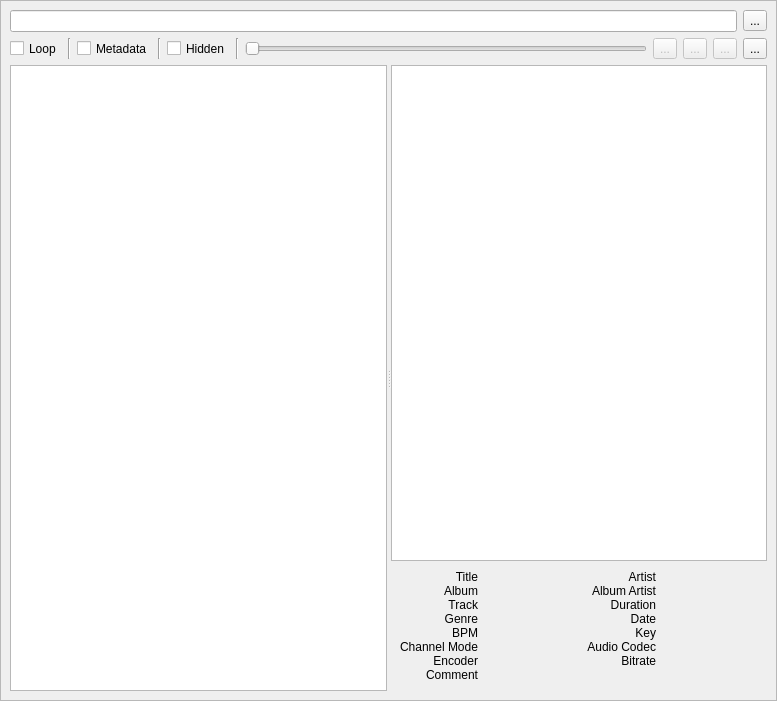
Qt form ui/main_win.ui (mimbert/soundbrowser) before a commit.
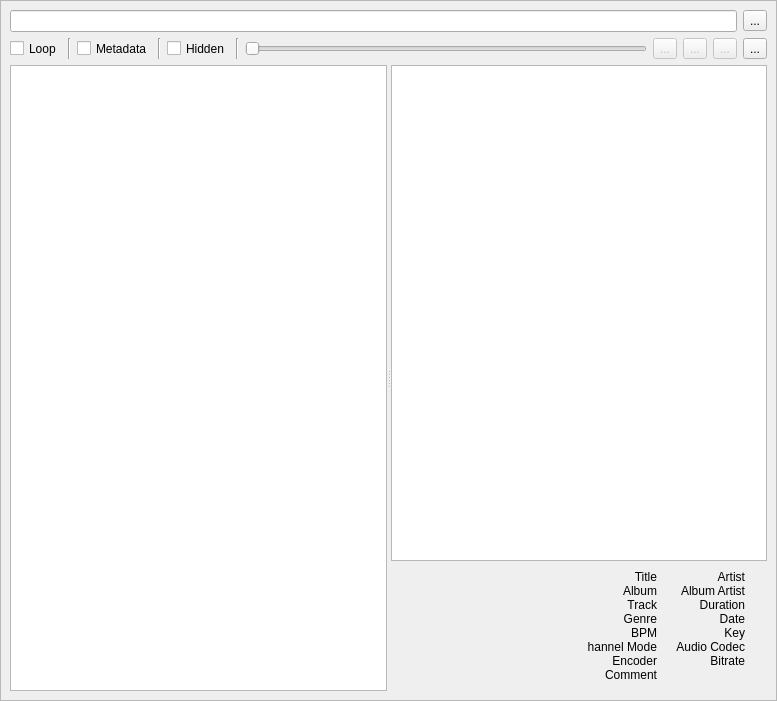
The same form after that commit. Icons and pictures are not drawn.

Commit message: handle image metadata

Patch:
```diff
--- a/ui/main_win.ui
+++ b/ui/main_win.ui
@@ -112,7 +112,43 @@
            <property name="spacing">
             <number>0</number>
            </property>
-           <item row="1" column="0">
+           <item row="2" column="0">
+            <layout class="QVBoxLayout" name="verticalLayout">
+             <property name="spacing">
+              <number>0</number>
+             </property>
+             <item>
+              <widget class="QTableView" name="tableView">
+               <property name="sizePolicy">
+                <sizepolicy hsizetype="Preferred" vsizetype="Expanding">
+                 <horstretch>0</horstretch>
+                 <verstretch>0</verstretch>
+                </sizepolicy>
+               </property>
+              </widget>
+             </item>
+             <item>
+              <layout class="QHBoxLayout" name="horizontalLayout_2">
+               <property name="spacing">
+                <number>0</number>
+               </property>
+               <item>
+                <widget class="QLabel" name="image">
+                 <property name="enabled">
+                  <bool>true</bool>
+                 </property>
+                 <property name="sizePolicy">
+                  <sizepolicy hsizetype="Preferred" vsizetype="Preferred">
+                   <horstretch>0</horstretch>
+                   <verstretch>0</verstretch>
+                  </sizepolicy>
+                 </property>
+                 <property name="text">
+                  <string/>
+                 </property>
+                </widget>
+               </item>
+               <item>
             <widget class="QWidget" name="metadata" native="true">
              <property name="sizePolicy">
               <sizepolicy hsizetype="Ignored" vsizetype="Preferred">
@@ -120,7 +156,7 @@
                <verstretch>0</verstretch>
               </sizepolicy>
              </property>
-             <layout class="QGridLayout" name="gridLayout_5" columnstretch="0,1,0,1">
+                 <layout class="QGridLayout" name="gridLayout_5" columnstretch="0,0,0,0">
               <property name="leftMargin">
                <number>9</number>
               </property>
@@ -130,8 +166,8 @@
               <property name="verticalSpacing">
                <number>0</number>
               </property>
-              <item row="3" column="3">
-               <widget class="QLabel" name="date">
+                  <item row="4" column="1">
+                   <widget class="QLabel" name="genre">
                 <property name="autoFillBackground">
                  <bool>false</bool>
                 </property>
@@ -149,27 +185,26 @@
                 </property>
                </widget>
               </item>
-              <item row="4" column="2">
-               <widget class="QLabel" name="key_label">
+                  <item row="5" column="3">
+                   <widget class="QLabel" name="key">
+                    <property name="autoFillBackground">
+                     <bool>false</bool>
+                    </property>
                 <property name="text">
-                 <string>Key</string>
-                </property>
-                <property name="alignment">
-                 <set>Qt::AlignRight|Qt::AlignTrailing|Qt::AlignVCenter</set>
-                </property>
-               </widget>
-              </item>
-              <item row="2" column="0">
-               <widget class="QLabel" name="track_label">
-                <property name="text">
-                 <string>Track</string>
-                </property>
-                <property name="alignment">
-                 <set>Qt::AlignRight|Qt::AlignTrailing|Qt::AlignVCenter</set>
+                     <string/>
+                    </property>
+                    <property name="textFormat">
+                     <enum>Qt::PlainText</enum>
+                    </property>
+                    <property name="wordWrap">
+                     <bool>false</bool>
+                    </property>
+                    <property name="textInteractionFlags">
+                     <set>Qt::LinksAccessibleByMouse|Qt::TextSelectableByKeyboard|Qt::TextSelectableByMouse</set>
                 </property>
                </widget>
               </item>
-              <item row="6" column="0">
+                  <item row="7" column="0">
                <widget class="QLabel" name="encoder_label">
                 <property name="text">
                  <string>Encoder</string>
@@ -179,122 +214,7 @@
                 </property>
                </widget>
               </item>
-              <item row="7" column="0">
-               <widget class="QLabel" name="comment_label">
-                <property name="text">
-                 <string>Comment</string>
-                </property>
-                <property name="alignment">
-                 <set>Qt::AlignRight|Qt::AlignTrailing|Qt::AlignVCenter</set>
-                </property>
-               </widget>
-              </item>
-              <item row="2" column="1">
-               <widget class="QLabel" name="track">
-                <property name="autoFillBackground">
-                 <bool>false</bool>
-                </property>
-                <property name="text">
-                 <string/>
-                </property>
-                <property name="textFormat">
-                 <enum>Qt::PlainText</enum>
-                </property>
-                <property name="wordWrap">
-                 <bool>false</bool>
-                </property>
-                <property name="textInteractionFlags">
-                 <set>Qt::LinksAccessibleByMouse|Qt::TextSelectableByKeyboard|Qt::TextSelectableByMouse</set>
-                </property>
-               </widget>
-              </item>
-              <item row="2" column="2">
-               <widget class="QLabel" name="duration_label">
-                <property name="text">
-                 <string>Duration</string>
-                </property>
-                <property name="alignment">
-                 <set>Qt::AlignRight|Qt::AlignTrailing|Qt::AlignVCenter</set>
-                </property>
-               </widget>
-              </item>
-              <item row="0" column="3">
-               <widget class="QLabel" name="artist">
-                <property name="autoFillBackground">
-                 <bool>false</bool>
-                </property>
-                <property name="text">
-                 <string/>
-                </property>
-                <property name="textFormat">
-                 <enum>Qt::PlainText</enum>
-                </property>
-                <property name="wordWrap">
-                 <bool>false</bool>
-                </property>
-                <property name="textInteractionFlags">
-                 <set>Qt::LinksAccessibleByMouse|Qt::TextSelectableByKeyboard|Qt::TextSelectableByMouse</set>
-                </property>
-               </widget>
-              </item>
-              <item row="3" column="1">
-               <widget class="QLabel" name="genre">
-                <property name="autoFillBackground">
-                 <bool>false</bool>
-                </property>
-                <property name="text">
-                 <string/>
-                </property>
-                <property name="textFormat">
-                 <enum>Qt::PlainText</enum>
-                </property>
-                <property name="wordWrap">
-                 <bool>false</bool>
-                </property>
-                <property name="textInteractionFlags">
-                 <set>Qt::LinksAccessibleByMouse|Qt::TextSelectableByKeyboard|Qt::TextSelectableByMouse</set>
-                </property>
-               </widget>
-              </item>
-              <item row="1" column="3">
-               <widget class="QLabel" name="album_artist">
-                <property name="autoFillBackground">
-                 <bool>false</bool>
-                </property>
-                <property name="text">
-                 <string/>
-                </property>
-                <property name="textFormat">
-                 <enum>Qt::PlainText</enum>
-                </property>
-                <property name="wordWrap">
-                 <bool>false</bool>
-                </property>
-                <property name="textInteractionFlags">
-                 <set>Qt::LinksAccessibleByMouse|Qt::TextSelectableByKeyboard|Qt::TextSelectableByMouse</set>
-                </property>
-               </widget>
-              </item>
-              <item row="1" column="1">
-               <widget class="QLabel" name="album">
-                <property name="autoFillBackground">
-                 <bool>false</bool>
-                </property>
-                <property name="text">
-                 <string/>
-                </property>
-                <property name="textFormat">
-                 <enum>Qt::PlainText</enum>
-                </property>
-                <property name="wordWrap">
-                 <bool>false</bool>
-                </property>
-                <property name="textInteractionFlags">
-                 <set>Qt::LinksAccessibleByMouse|Qt::TextSelectableByKeyboard|Qt::TextSelectableByMouse</set>
-                </property>
-               </widget>
-              </item>
-              <item row="6" column="1">
+                  <item row="7" column="1">
                <widget class="QLabel" name="encoder">
                 <property name="autoFillBackground">
                  <bool>false</bool>
@@ -313,7 +233,26 @@
                 </property>
                </widget>
               </item>
-              <item row="4" column="0">
+                  <item row="3" column="1">
+                   <widget class="QLabel" name="track">
+                    <property name="autoFillBackground">
+                     <bool>false</bool>
+                    </property>
+                    <property name="text">
+                     <string/>
+                    </property>
+                    <property name="textFormat">
+                     <enum>Qt::PlainText</enum>
+                    </property>
+                    <property name="wordWrap">
+                     <bool>false</bool>
+                    </property>
+                    <property name="textInteractionFlags">
+                     <set>Qt::LinksAccessibleByMouse|Qt::TextSelectableByKeyboard|Qt::TextSelectableByMouse</set>
+                    </property>
+                   </widget>
+                  </item>
+                  <item row="5" column="0">
                <widget class="QLabel" name="bpm_label">
                 <property name="text">
                  <string>BPM</string>
@@ -323,103 +262,7 @@
                 </property>
                </widget>
               </item>
-              <item row="4" column="1">
-               <widget class="QLabel" name="bpm">
-                <property name="autoFillBackground">
-                 <bool>false</bool>
-                </property>
-                <property name="text">
-                 <string/>
-                </property>
-                <property name="textFormat">
-                 <enum>Qt::PlainText</enum>
-                </property>
-                <property name="wordWrap">
-                 <bool>false</bool>
-                </property>
-                <property name="textInteractionFlags">
-                 <set>Qt::LinksAccessibleByMouse|Qt::TextSelectableByKeyboard|Qt::TextSelectableByMouse</set>
-                </property>
-               </widget>
-              </item>
-              <item row="5" column="3">
-               <widget class="QLabel" name="audio_codec">
-                <property name="autoFillBackground">
-                 <bool>false</bool>
-                </property>
-                <property name="text">
-                 <string/>
-                </property>
-                <property name="textFormat">
-                 <enum>Qt::PlainText</enum>
-                </property>
-                <property name="wordWrap">
-                 <bool>false</bool>
-                </property>
-                <property name="textInteractionFlags">
-                 <set>Qt::LinksAccessibleByMouse|Qt::TextSelectableByKeyboard|Qt::TextSelectableByMouse</set>
-                </property>
-               </widget>
-              </item>
-              <item row="1" column="2">
-               <widget class="QLabel" name="album_artist_label">
-                <property name="text">
-                 <string>Album Artist</string>
-                </property>
-                <property name="alignment">
-                 <set>Qt::AlignRight|Qt::AlignTrailing|Qt::AlignVCenter</set>
-                </property>
-               </widget>
-              </item>
-              <item row="6" column="3">
-               <widget class="QLabel" name="bitrate">
-                <property name="autoFillBackground">
-                 <bool>false</bool>
-                </property>
-                <property name="text">
-                 <string/>
-                </property>
-                <property name="textFormat">
-                 <enum>Qt::PlainText</enum>
-                </property>
-                <property name="wordWrap">
-                 <bool>false</bool>
-                </property>
-                <property name="textInteractionFlags">
-                 <set>Qt::LinksAccessibleByMouse|Qt::TextSelectableByKeyboard|Qt::TextSelectableByMouse</set>
-                </property>
-               </widget>
-              </item>
-              <item row="0" column="0">
-               <widget class="QLabel" name="title_label">
-                <property name="text">
-                 <string>Title</string>
-                </property>
-                <property name="alignment">
-                 <set>Qt::AlignRight|Qt::AlignTrailing|Qt::AlignVCenter</set>
-                </property>
-               </widget>
-              </item>
-              <item row="4" column="3">
-               <widget class="QLabel" name="key">
-                <property name="autoFillBackground">
-                 <bool>false</bool>
-                </property>
-                <property name="text">
-                 <string/>
-                </property>
-                <property name="textFormat">
-                 <enum>Qt::PlainText</enum>
-                </property>
-                <property name="wordWrap">
-                 <bool>false</bool>
-                </property>
-                <property name="textInteractionFlags">
-                 <set>Qt::LinksAccessibleByMouse|Qt::TextSelectableByKeyboard|Qt::TextSelectableByMouse</set>
-                </property>
-               </widget>
-              </item>
-              <item row="6" column="2">
+                  <item row="7" column="2">
                <widget class="QLabel" name="bitrate_label">
                 <property name="text">
                  <string>Bitrate</string>
@@ -429,7 +272,37 @@
                 </property>
                </widget>
               </item>
+                  <item row="8" column="0">
+                   <widget class="QLabel" name="comment_label">
+                    <property name="text">
+                     <string>Comment</string>
+                    </property>
+                    <property name="alignment">
+                     <set>Qt::AlignRight|Qt::AlignTrailing|Qt::AlignVCenter</set>
+                    </property>
+                   </widget>
+                  </item>
+                  <item row="6" column="0">
+                   <widget class="QLabel" name="channel_mode_label">
+                    <property name="text">
+                     <string>Channel Mode</string>
+                    </property>
+                    <property name="alignment">
+                     <set>Qt::AlignRight|Qt::AlignTrailing|Qt::AlignVCenter</set>
+                    </property>
+                   </widget>
+                  </item>
               <item row="3" column="0">
+                   <widget class="QLabel" name="track_label">
+                    <property name="text">
+                     <string>Track</string>
+                    </property>
+                    <property name="alignment">
+                     <set>Qt::AlignRight|Qt::AlignTrailing|Qt::AlignVCenter</set>
+                    </property>
+                   </widget>
+                  </item>
+                  <item row="4" column="0">
                <widget class="QLabel" name="genre_label">
                 <property name="text">
                  <string>Genre</string>
@@ -439,7 +312,109 @@
                 </property>
                </widget>
               </item>
+                  <item row="2" column="1">
+                   <widget class="QLabel" name="album">
+                    <property name="autoFillBackground">
+                     <bool>false</bool>
+                    </property>
+                    <property name="text">
+                     <string/>
+                    </property>
+                    <property name="textFormat">
+                     <enum>Qt::PlainText</enum>
+                    </property>
+                    <property name="wordWrap">
+                     <bool>false</bool>
+                    </property>
+                    <property name="textInteractionFlags">
+                     <set>Qt::LinksAccessibleByMouse|Qt::TextSelectableByKeyboard|Qt::TextSelectableByMouse</set>
+                    </property>
+                   </widget>
+                  </item>
               <item row="1" column="0">
+                   <widget class="QLabel" name="title_label">
+                    <property name="text">
+                     <string>Title</string>
+                    </property>
+                    <property name="alignment">
+                     <set>Qt::AlignRight|Qt::AlignTrailing|Qt::AlignVCenter</set>
+                    </property>
+                   </widget>
+                  </item>
+                  <item row="6" column="3">
+                   <widget class="QLabel" name="audio_codec">
+                    <property name="autoFillBackground">
+                     <bool>false</bool>
+                    </property>
+                    <property name="text">
+                     <string/>
+                    </property>
+                    <property name="textFormat">
+                     <enum>Qt::PlainText</enum>
+                    </property>
+                    <property name="wordWrap">
+                     <bool>false</bool>
+                    </property>
+                    <property name="textInteractionFlags">
+                     <set>Qt::LinksAccessibleByMouse|Qt::TextSelectableByKeyboard|Qt::TextSelectableByMouse</set>
+                    </property>
+                   </widget>
+                  </item>
+                  <item row="8" column="1" colspan="3">
+                   <widget class="QLabel" name="comment">
+                    <property name="text">
+                     <string/>
+                    </property>
+                    <property name="textFormat">
+                     <enum>Qt::PlainText</enum>
+                    </property>
+                    <property name="wordWrap">
+                     <bool>false</bool>
+                    </property>
+                    <property name="textInteractionFlags">
+                     <set>Qt::LinksAccessibleByMouse|Qt::TextSelectableByKeyboard|Qt::TextSelectableByMouse</set>
+                    </property>
+                   </widget>
+                  </item>
+                  <item row="6" column="1">
+                   <widget class="QLabel" name="channel_mode">
+                    <property name="autoFillBackground">
+                     <bool>false</bool>
+                    </property>
+                    <property name="text">
+                     <string/>
+                    </property>
+                    <property name="textFormat">
+                     <enum>Qt::PlainText</enum>
+                    </property>
+                    <property name="wordWrap">
+                     <bool>false</bool>
+                    </property>
+                    <property name="textInteractionFlags">
+                     <set>Qt::LinksAccessibleByMouse|Qt::TextSelectableByKeyboard|Qt::TextSelectableByMouse</set>
+                    </property>
+                   </widget>
+                  </item>
+                  <item row="7" column="3">
+                   <widget class="QLabel" name="bitrate">
+                    <property name="autoFillBackground">
+                     <bool>false</bool>
+                    </property>
+                    <property name="text">
+                     <string/>
+                    </property>
+                    <property name="textFormat">
+                     <enum>Qt::PlainText</enum>
+                    </property>
+                    <property name="wordWrap">
+                     <bool>false</bool>
+                    </property>
+                    <property name="textInteractionFlags">
+                     <set>Qt::LinksAccessibleByMouse|Qt::TextSelectableByKeyboard|Qt::TextSelectableByMouse</set>
+                    </property>
+                   </widget>
+                  </item>
+                  <item row="2" column="0">
                <widget class="QLabel" name="album_label">
                 <property name="lineWidth">
                  <number>0</number>
@@ -452,10 +427,20 @@
                 </property>
                </widget>
               </item>
-              <item row="5" column="0">
-               <widget class="QLabel" name="channel_mode_label">
+                  <item row="2" column="2">
+                   <widget class="QLabel" name="album_artist_label">
                 <property name="text">
-                 <string>Channel Mode</string>
+                     <string>Album Artist</string>
+                    </property>
+                    <property name="alignment">
+                     <set>Qt::AlignRight|Qt::AlignTrailing|Qt::AlignVCenter</set>
+                    </property>
+                   </widget>
+                  </item>
+                  <item row="6" column="2">
+                   <widget class="QLabel" name="audio_codec_label">
+                    <property name="text">
+                     <string>Audio Codec</string>
                 </property>
                 <property name="alignment">
                  <set>Qt::AlignRight|Qt::AlignTrailing|Qt::AlignVCenter</set>
@@ -463,6 +448,64 @@
                </widget>
               </item>
               <item row="3" column="2">
+                   <widget class="QLabel" name="duration_label">
+                    <property name="text">
+                     <string>Duration</string>
+                    </property>
+                    <property name="alignment">
+                     <set>Qt::AlignRight|Qt::AlignTrailing|Qt::AlignVCenter</set>
+                    </property>
+                   </widget>
+                  </item>
+                  <item row="5" column="1">
+                   <widget class="QLabel" name="bpm">
+                    <property name="autoFillBackground">
+                     <bool>false</bool>
+                    </property>
+                    <property name="text">
+                     <string/>
+                    </property>
+                    <property name="textFormat">
+                     <enum>Qt::PlainText</enum>
+                    </property>
+                    <property name="wordWrap">
+                     <bool>false</bool>
+                    </property>
+                    <property name="textInteractionFlags">
+                     <set>Qt::LinksAccessibleByMouse|Qt::TextSelectableByKeyboard|Qt::TextSelectableByMouse</set>
+                    </property>
+                   </widget>
+                  </item>
+                  <item row="2" column="3">
+                   <widget class="QLabel" name="album_artist">
+                    <property name="autoFillBackground">
+                     <bool>false</bool>
+                    </property>
+                    <property name="text">
+                     <string/>
+                    </property>
+                    <property name="textFormat">
+                     <enum>Qt::PlainText</enum>
+                    </property>
+                    <property name="wordWrap">
+                     <bool>false</bool>
+                    </property>
+                    <property name="textInteractionFlags">
+                     <set>Qt::LinksAccessibleByMouse|Qt::TextSelectableByKeyboard|Qt::TextSelectableByMouse</set>
+                    </property>
+                   </widget>
+                  </item>
+                  <item row="5" column="2">
+                   <widget class="QLabel" name="key_label">
+                    <property name="text">
+                     <string>Key</string>
+                    </property>
+                    <property name="alignment">
+                     <set>Qt::AlignRight|Qt::AlignTrailing|Qt::AlignVCenter</set>
+                    </property>
+                   </widget>
+                  </item>
+                  <item row="4" column="2">
                <widget class="QLabel" name="date_label">
                 <property name="text">
                  <string>Date</string>
@@ -472,27 +515,7 @@
                 </property>
                </widget>
               </item>
-              <item row="0" column="2">
-               <widget class="QLabel" name="artist_label">
-                <property name="text">
-                 <string>Artist</string>
-                </property>
-                <property name="alignment">
-                 <set>Qt::AlignRight|Qt::AlignTrailing|Qt::AlignVCenter</set>
-                </property>
-               </widget>
-              </item>
-              <item row="5" column="2">
-               <widget class="QLabel" name="audio_codec_label">
-                <property name="text">
-                 <string>Audio Codec</string>
-                </property>
-                <property name="alignment">
-                 <set>Qt::AlignRight|Qt::AlignTrailing|Qt::AlignVCenter</set>
-                </property>
-               </widget>
-              </item>
-              <item row="0" column="1">
+                  <item row="1" column="1">
                <widget class="QLabel" name="title">
                 <property name="sizePolicy">
                  <sizepolicy hsizetype="Preferred" vsizetype="Preferred">
@@ -520,8 +543,18 @@
                 </property>
                </widget>
               </item>
-              <item row="5" column="1">
-               <widget class="QLabel" name="channel_mode">
+                  <item row="1" column="2">
+                   <widget class="QLabel" name="artist_label">
+                    <property name="text">
+                     <string>Artist</string>
+                    </property>
+                    <property name="alignment">
+                     <set>Qt::AlignRight|Qt::AlignTrailing|Qt::AlignVCenter</set>
+                    </property>
+                   </widget>
+                  </item>
+                  <item row="4" column="3">
+                   <widget class="QLabel" name="date">
                 <property name="autoFillBackground">
                  <bool>false</bool>
                 </property>
@@ -539,7 +572,7 @@
                 </property>
                </widget>
               </item>
-              <item row="2" column="3">
+                  <item row="3" column="3">
                <widget class="QLabel" name="duration">
                 <property name="autoFillBackground">
                  <bool>false</bool>
@@ -558,8 +591,11 @@
                 </property>
                </widget>
               </item>
-              <item row="7" column="1" colspan="3">
-               <widget class="QLabel" name="comment">
+                  <item row="1" column="3">
+                   <widget class="QLabel" name="artist">
+                    <property name="autoFillBackground">
+                     <bool>false</bool>
+                    </property>
                 <property name="text">
                  <string/>
                 </property>
@@ -577,15 +613,9 @@
              </layout>
             </widget>
            </item>
-           <item row="0" column="0">
-            <widget class="QTableView" name="tableView">
-             <property name="sizePolicy">
-              <sizepolicy hsizetype="Preferred" vsizetype="Expanding">
-               <horstretch>0</horstretch>
-               <verstretch>0</verstretch>
-              </sizepolicy>
-             </property>
-            </widget>
+              </layout>
+             </item>
+            </layout>
            </item>
           </layout>
          </widget>
```
Lines whose indentation alone changed are shown as unchanged. The commit also changes 1 other file.
